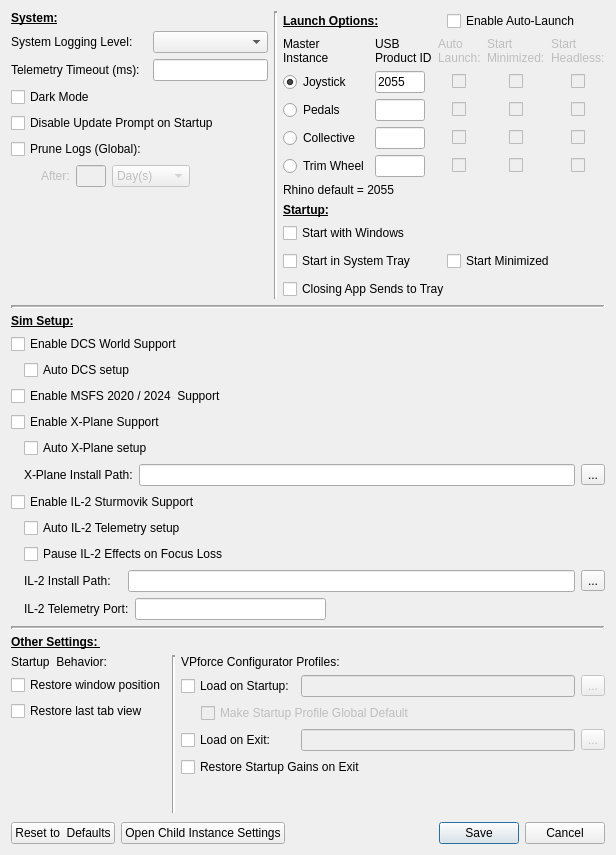
walmis/VPforce-TelemFFB, file SM/system_settings.ui: the form before one commit.
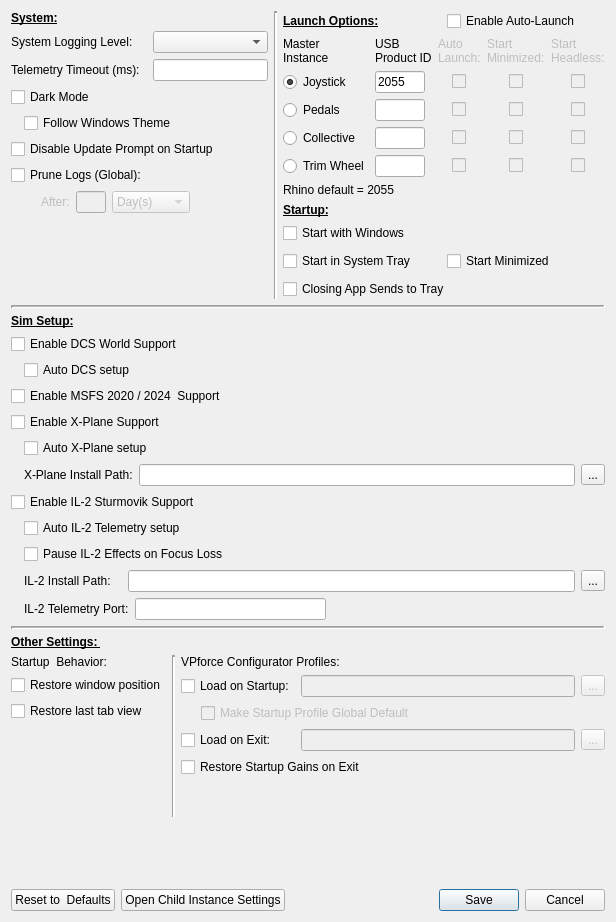
The form after the commit. Custom widgets are drawn as their Qt base class.

```diff
--- a/SM/system_settings.ui
+++ b/SM/system_settings.ui
@@ -7,7 +7,7 @@
     <x>0</x>
     <y>0</y>
     <width>616</width>
-    <height>855</height>
+    <height>922</height>
    </rect>
   </property>
   <property name="sizePolicy">
@@ -49,7 +49,44 @@
              </property>
             </widget>
            </item>
-           <item row="5" column="0" colspan="2">
+           <item row="5" column="0">
+            <widget class="LabeledToggle" name="cb_logPrune">
+             <property name="text">
+              <string>Prune Logs (Global):</string>
+             </property>
+            </widget>
+           </item>
+           <item row="0" column="0">
+            <widget class="QLabel" name="label">
+             <property name="text">
+              <string>System Logging Level:</string>
+             </property>
+            </widget>
+           </item>
+           <item row="2" column="0" colspan="2">
+            <widget class="LabeledToggle" name="useDarkmode">
+             <property name="text">
+              <string>Dark Mode</string>
+             </property>
+            </widget>
+           </item>
+           <item row="4" column="0" colspan="2">
+            <widget class="LabeledToggle" name="ignoreUpdate">
+             <property name="sizePolicy">
+              <sizepolicy hsizetype="Minimum" vsizetype="Fixed">
+               <horstretch>0</horstretch>
+               <verstretch>0</verstretch>
+              </sizepolicy>
+             </property>
+             <property name="text">
+              <string>Disable Update Prompt on Startup</string>
+             </property>
+            </widget>
+           </item>
+           <item row="0" column="1">
+            <widget class="QComboBox" name="logLevel"/>
+           </item>
+           <item row="6" column="0" colspan="2">
             <layout class="QHBoxLayout" name="horizontalLayout_5">
              <item>
               <spacer name="horizontalSpacer_12">
@@ -139,45 +176,35 @@
              </item>
             </layout>
            </item>
-           <item row="0" column="0">
-            <widget class="QLabel" name="label">
-             <property name="text">
-              <string>System Logging Level:</string>
-             </property>
-            </widget>
-           </item>
-           <item row="0" column="1">
-            <widget class="QComboBox" name="logLevel"/>
-           </item>
-           <item row="3" column="0" colspan="2">
-            <widget class="LabeledToggle" name="ignoreUpdate">
-             <property name="sizePolicy">
-              <sizepolicy hsizetype="Minimum" vsizetype="Fixed">
-               <horstretch>0</horstretch>
-               <verstretch>0</verstretch>
-              </sizepolicy>
-             </property>
-             <property name="text">
-              <string>Disable Update Prompt on Startup</string>
-             </property>
-            </widget>
-           </item>
            <item row="1" column="1">
             <widget class="QLineEdit" name="telemTimeout"/>
            </item>
-           <item row="4" column="0">
-            <widget class="LabeledToggle" name="cb_logPrune">
-             <property name="text">
-              <string>Prune Logs (Global):</string>
-             </property>
-            </widget>
-           </item>
-           <item row="2" column="0" colspan="2">
-            <widget class="LabeledToggle" name="useDarkmode">
-             <property name="text">
-              <string>Dark Mode</string>
-             </property>
-            </widget>
+           <item row="3" column="0" colspan="2">
+            <layout class="QHBoxLayout" name="horizontalLayout_14">
+             <item>
+              <spacer name="uw_spacer">
+               <property name="orientation">
+                <enum>Qt::Horizontal</enum>
+               </property>
+               <property name="sizeType">
+                <enum>QSizePolicy::Fixed</enum>
+               </property>
+               <property name="sizeHint" stdset="0">
+                <size>
+                 <width>13</width>
+                 <height>0</height>
+                </size>
+               </property>
+              </spacer>
+             </item>
+             <item>
+              <widget class="LabeledToggle" name="useWindowsTheme">
+               <property name="text">
+                <string>Follow Windows Theme</string>
+               </property>
+              </widget>
+             </item>
+            </layout>
            </item>
           </layout>
          </item>
```
Left out of the diff: 9 changed lines with no effect on the pictures.
